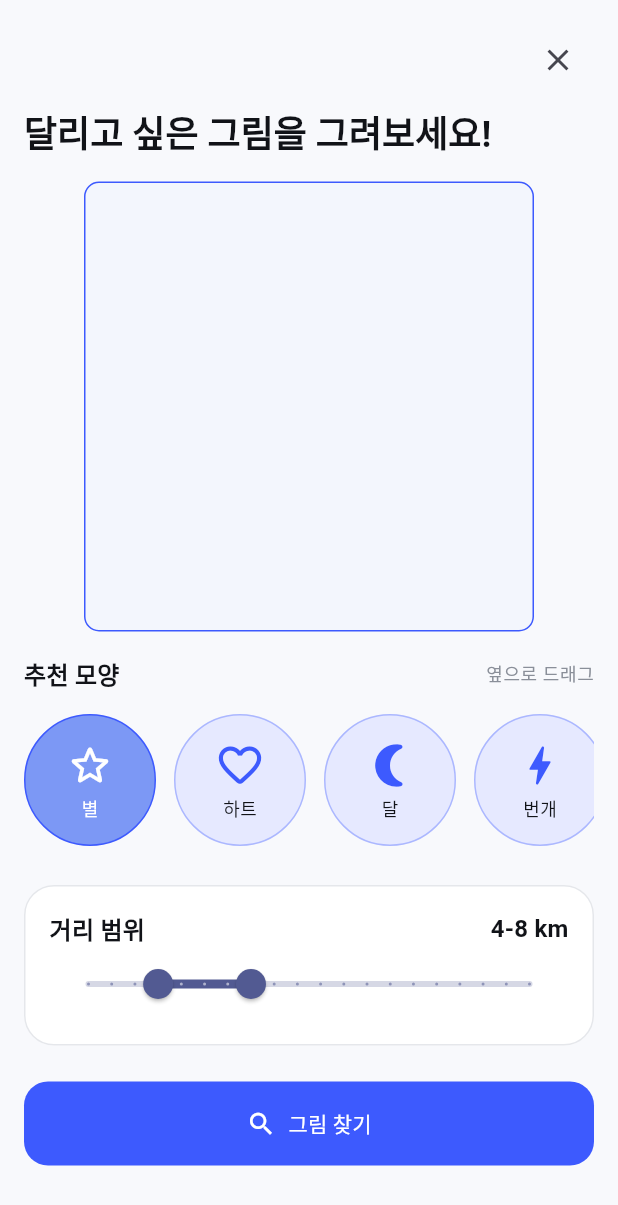
After one commit to leezil/runline, a Flutter app: the RouteDrawScreen screen opened directly, on a phone screen of 412 x 824 dp. The commit adds this screen. Shown: the top 1205 px of the screen. Run offline on Flutter 3.47's test engine with Material 3 defaults, Android fonts, the phone set to English and light mode, and no system bars.

Commit message:
루트 그리기 버튼 구현

```diff
--- a/runline/lib/features/home/home_screen.dart
+++ b/runline/lib/features/home/home_screen.dart
@@ -4,6 +4,7 @@ import 'package:flutter/material.dart';
 
 import '../../app/app_colors.dart';
 import '../../app/app_spacing.dart';
+import '../route_draw/route_draw_screen.dart';
 import '../settings/settings_screen.dart';
 import '../../shared/widgets/app_card.dart';
 import '../../shared/widgets/app_button.dart';
@@ -139,7 +140,9 @@ class _HomeScreenState extends State<HomeScreen> {
               children: [
                 Expanded(
                   child: AppButton(
-                    onPressed: () {},
+                    onPressed: () => Navigator.of(context).push(
+                      MaterialPageRoute(builder: (_) => const RouteDrawScreen()),
+                    ),
                     icon: Icons.route_outlined,
                     label: '루트 그리기',
                     variant: AppButtonVariant.outlined,
--- /dev/null
+++ b/runline/lib/features/route_draw/route_draw_screen.dart
@@ -0,0 +1,269 @@
+import 'dart:math' as math;
+
+import 'package:flutter/material.dart';
+
+import '../../app/app_colors.dart';
+import '../../app/app_spacing.dart';
+import '../../shared/widgets/app_button.dart';
+import '../../shared/widgets/app_card.dart';
+
+class RouteDrawScreen extends StatefulWidget {
+  const RouteDrawScreen({super.key});
+
+  @override
+  State<RouteDrawScreen> createState() => _RouteDrawScreenState();
+}
+
+class _RouteDrawScreenState extends State<RouteDrawScreen> {
+  final List<Offset?> _points = [];
+  RangeValues _distanceRange = const RangeValues(4, 8);
+  int _selectedShape = 0;
+
+  void _addPoint(Offset point) => setState(() => _points.add(point));
+
+  void _endLine() => setState(() => _points.add(null));
+
+  @override
+  Widget build(BuildContext context) {
+    final textTheme = Theme.of(context).textTheme;
+    return Scaffold(
+      body: SafeArea(
+        child: ListView(
+          padding: const EdgeInsets.all(AppSpacing.md),
+          children: [
+            Align(
+              alignment: Alignment.centerRight,
+              child: IconButton(
+                onPressed: () => Navigator.of(context).pop(),
+                icon: const Icon(Icons.close),
+                tooltip: '닫기',
+              ),
+            ),
+            const SizedBox(height: AppSpacing.xs),
+            Text('달리고 싶은 그림을 그려보세요!', style: textTheme.headlineMedium),
+            const SizedBox(height: AppSpacing.md),
+            Center(
+              child: SizedBox(
+                width: 300,
+                height: 300,
+                child: GestureDetector(
+                  onPanStart: (details) => _addPoint(details.localPosition),
+                  onPanUpdate: (details) => _addPoint(details.localPosition),
+                  onPanEnd: (_) => _endLine(),
+                  child: CustomPaint(
+                    painter: _SketchPainter(points: _points, fallbackShape: _selectedShape),
+                    child: Container(
+                      decoration: BoxDecoration(
+                        color: const Color(0xFFF3F6FD),
+                        border: Border.all(color: AppColors.primary),
+                        borderRadius: BorderRadius.circular(10),
+                      ),
+                    ),
+                  ),
+                ),
+              ),
+            ),
+            const SizedBox(height: AppSpacing.md),
+            Row(
+              children: [
+                Text('추천 모양', style: textTheme.titleMedium),
+                const Spacer(),
+                Text('옆으로 드래그', style: textTheme.bodySmall),
+              ],
+            ),
+            const SizedBox(height: AppSpacing.sm),
+            SizedBox(
+              height: 92,
+              child: ListView.separated(
+                scrollDirection: Axis.horizontal,
+                itemCount: _shapeOptions.length,
+                separatorBuilder: (_, _) => const SizedBox(width: AppSpacing.sm),
+                itemBuilder: (context, index) => _ShapeOption(
+                  option: _shapeOptions[index],
+                  selected: _selectedShape == index,
+                  onTap: () => setState(() {
+                    _selectedShape = index;
+                    _points.clear();
+                  }),
+                ),
+              ),
+            ),
+            const SizedBox(height: AppSpacing.lg),
+            AppCard(
+              child: Column(
+                crossAxisAlignment: CrossAxisAlignment.start,
+                children: [
+                  Row(
+                    children: [
+                      Text('거리 범위', style: textTheme.titleMedium),
+                      const Spacer(),
+                      Text('${_distanceRange.start.round()}-${_distanceRange.end.round()} km', style: textTheme.titleMedium),
+                    ],
+                  ),
+                  RangeSlider(
+                    values: _distanceRange,
+                    min: 1,
+                    max: 20,
+                    divisions: 19,
+                    labels: RangeLabels('${_distanceRange.start.round()} km', '${_distanceRange.end.round()} km'),
+                    onChanged: (value) => setState(() => _distanceRange = value),
+                  ),
+                ],
+              ),
+            ),
+            const SizedBox(height: AppSpacing.lg),
+            AppButton(
+              label: '그림 찾기',
+              icon: Icons.search,
+              size: AppButtonSize.large,
+              onPressed: () => Navigator.of(context).push(
+                MaterialPageRoute(
+                  builder: (_) => RouteRecommendationsScreen(
+                    distanceRange: _distanceRange,
+                    shapeName: _shapeOptions[_selectedShape].name,
+                  ),
+                ),
+              ),
+            ),
+          ],
+        ),
+      ),
+    );
+  }
+}
+
+class RouteRecommendationsScreen extends StatelessWidget {
+  const RouteRecommendationsScreen({super.key, required this.distanceRange, required this.shapeName});
+
+  final RangeValues distanceRange;
+  final String shapeName;
+
+  @override
+  Widget build(BuildContext context) {
+    final textTheme = Theme.of(context).textTheme;
+    return Scaffold(
+      body: SafeArea(
+        child: ListView(
+          padding: const EdgeInsets.all(AppSpacing.md),
+          children: [
+            Align(
+              alignment: Alignment.centerRight,
+              child: IconButton(
+                onPressed: () => Navigator.of(context).pop(),
+                icon: const Icon(Icons.close),
+                tooltip: '닫기',
+              ),
+            ),
+            Text('달리고 싶은 그림을 선택하세요!', style: textTheme.headlineMedium),
+            const SizedBox(height: AppSpacing.md),
+            Container(
+              height: 276,
+              decoration: BoxDecoration(
+                color: const Color(0xFFE2E5EA),
+                borderRadius: BorderRadius.circular(12),
+              ),
+              child: const Center(child: Icon(Icons.map_outlined, size: 64, color: AppColors.subText)),
+            ),
+            const SizedBox(height: AppSpacing.md),
+            _RecommendationCard(title: '추천 1', detail: '$shapeName · ${distanceRange.start.round()}-${distanceRange.end.round()} km'),
+            const SizedBox(height: AppSpacing.sm),
+            _RecommendationCard(title: '추천 2', detail: '주변 인기 루트 · 약 ${distanceRange.end.round()} km'),
+            const SizedBox(height: AppSpacing.sm),
+            _RecommendationCard(title: '추천 3', detail: '평지 위주 · 약 ${distanceRange.start.round()} km'),
+            const SizedBox(height: AppSpacing.lg),
+            AppButton(label: '러닝 시작', icon: Icons.play_arrow_rounded, size: AppButtonSize.large, onPressed: () {}),
+          ],
+        ),
+      ),
+    );
+  }
+}
+
+class _RecommendationCard extends StatelessWidget {
+  const _RecommendationCard({required this.title, required this.detail});
+  final String title;
+  final String detail;
+  @override
+  Widget build(BuildContext context) => AppCard(
+    onTap: () {},
+    child: SizedBox(
+      height: 70,
+      child: Column(crossAxisAlignment: CrossAxisAlignment.start, mainAxisAlignment: MainAxisAlignment.center, children: [
+        Text(title, style: Theme.of(context).textTheme.titleMedium),
+        const SizedBox(height: AppSpacing.xxs),
+        Text(detail, style: Theme.of(context).textTheme.bodySmall),
+      ]),
+    ),
+  );
+}
+
+class _SuggestedShape {
+  const _SuggestedShape(this.name, this.icon);
+  final String name;
+  final IconData icon;
+}
+
+const _shapeOptions = [
+  _SuggestedShape('별', Icons.star_border_rounded),
+  _SuggestedShape('하트', Icons.favorite_border_rounded),
+  _SuggestedShape('달', Icons.nightlight_round),
+  _SuggestedShape('번개', Icons.bolt_rounded),
+  _SuggestedShape('꽃', Icons.local_florist_outlined),
+  _SuggestedShape('물방울', Icons.water_drop_outlined),
+];
+
+class _ShapeOption extends StatelessWidget {
+  const _ShapeOption({required this.option, required this.selected, required this.onTap});
+  final _SuggestedShape option;
+  final bool selected;
+  final VoidCallback onTap;
+  @override
+  Widget build(BuildContext context) => Semantics(
+    label: '${option.name} 추천 모양',
+    child: InkWell(
+      onTap: onTap,
+      borderRadius: BorderRadius.circular(99),
+      child: Container(
+        width: 88,
+        decoration: BoxDecoration(
+          color: selected ? const Color(0xFF7C98F5) : const Color(0xFFE6E9FF),
+          shape: BoxShape.circle,
+          border: Border.all(color: AppColors.primary.withValues(alpha: selected ? 1 : .35)),
+        ),
+        child: Column(mainAxisAlignment: MainAxisAlignment.center, children: [
+          Icon(option.icon, color: selected ? Colors.white : AppColors.primary, size: 34),
+          const SizedBox(height: AppSpacing.xxs),
+          Text(option.name, style: Theme.of(context).textTheme.bodySmall?.copyWith(color: selected ? Colors.white : AppColors.text)),
+        ]),
+      ),
+    ),
+  );
+}
+
+class _SketchPainter extends CustomPainter {
+  const _SketchPainter({required this.points, required this.fallbackShape});
+  final List<Offset?> points;
+  final int fallbackShape;
+  @override
+  void paint(Canvas canvas, Size size) {
+    final paint = Paint()..color = AppColors.text..strokeWidth = 2.5..style = PaintingStyle.stroke..strokeCap = StrokeCap.round..strokeJoin = StrokeJoin.round;
+    if (points.whereType<Offset>().isNotEmpty) {
+      Path? path;
+      for (final point in points) {
+        if (point == null) { if (path != null) canvas.drawPath(path, paint); path = null; }
+        else { path ??= Path()..moveTo(point.dx, point.dy); path.lineTo(point.dx, point.dy); }
+      }
+      if (path != null) canvas.drawPath(path, paint);
+      return;
+    }
+    final center = Offset(size.width / 2, size.height / 2);
+    final radius = size.width * .28;
+    if (fallbackShape == 0) {
+      final path = Path();
+      for (var i = 0; i < 10; i++) { final a = -math.pi / 2 + i * math.pi / 5; final r = i.isEven ? radius : radius * .45; final p = center + Offset(r * math.cos(a), r * math.sin(a)); i == 0 ? path.moveTo(p.dx, p.dy) : path.lineTo(p.dx, p.dy); }
+      canvas.drawPath(path..close(), paint);
+    } else { canvas.drawCircle(center, radius, paint); }
+  }
+  @override
+  bool shouldRepaint(covariant _SketchPainter old) => true;
+}
```
Also changed, not shown: 1 other file.
